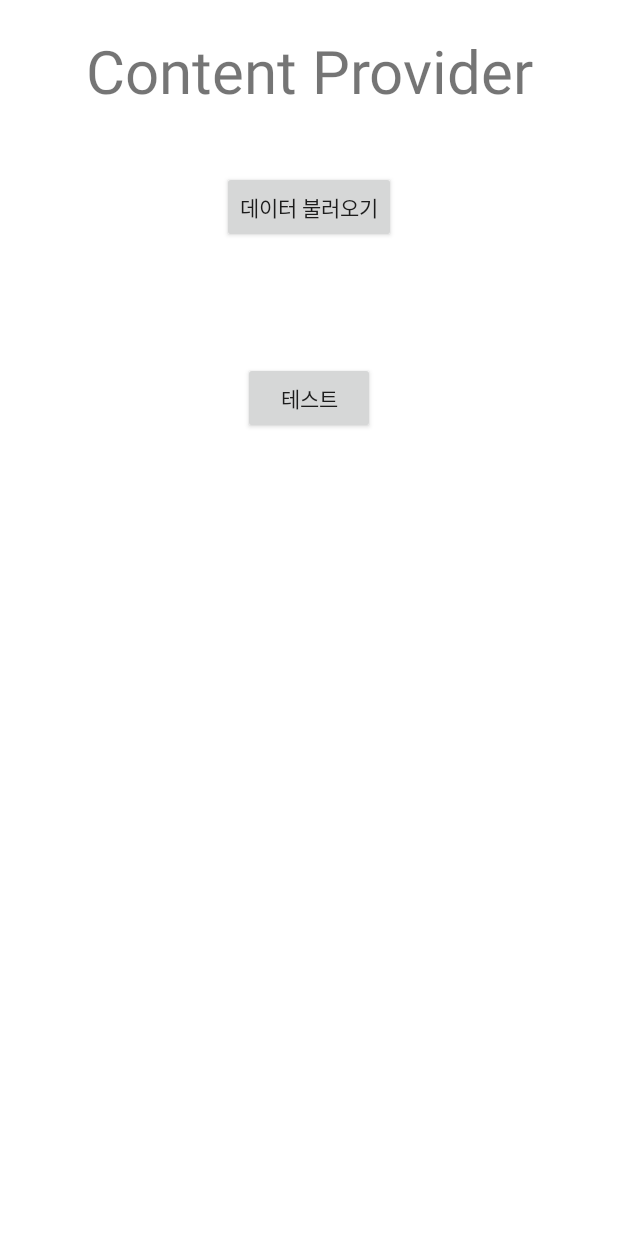
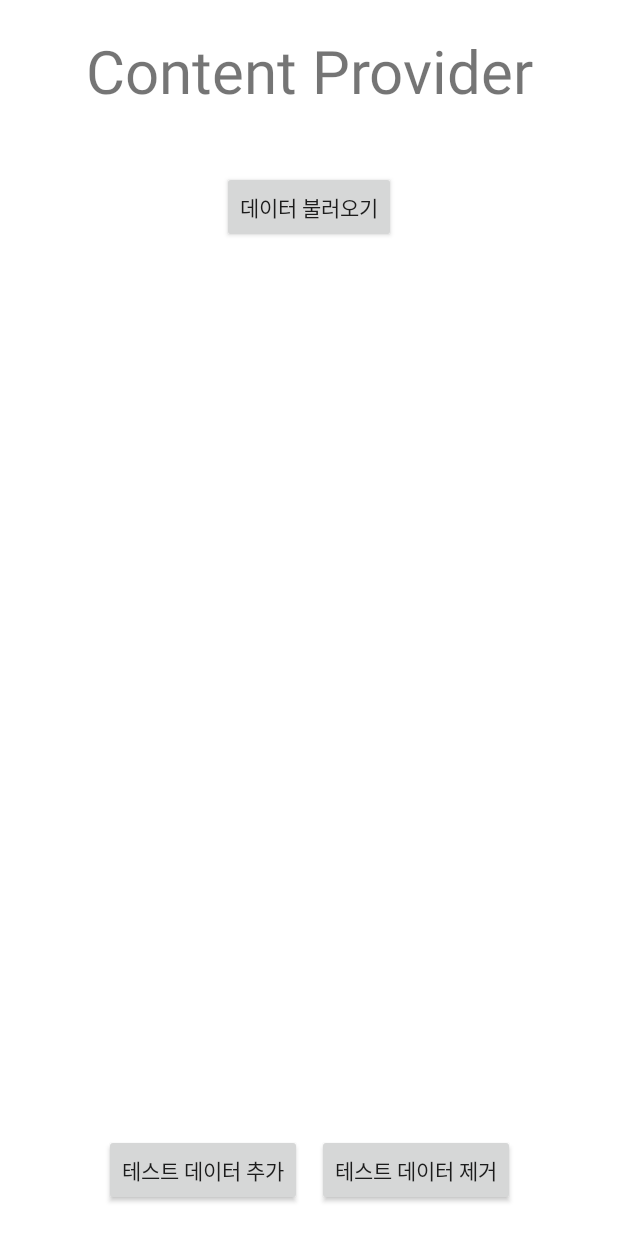
Before and after one commit to EunseopIm/CustomContentProvider, an Android app: the layout activity_item_list.xml on its own in the app's theme, with its tools: preview values and no code run, on a phone screen of 412 x 824 dp. Run offline under Robolectric (Android 15) with nearby library versions, the phone set to English and light mode, and no system bars.

Commit message:
- 코드 및 메서드명 수정

```diff
--- a/app/src/main/java/com/study/providera/database/ItemDao.kt
+++ b/app/src/main/java/com/study/providera/database/ItemDao.kt
@@ -7,7 +7,7 @@ import androidx.room.*
 interface ItemDao {
 
     @Insert(onConflict = OnConflictStrategy.REPLACE)
-    fun insertBook(item: Item): Long
+    fun insertItem(item: Item): Long
 
     @Update
     fun updateItem(item: Item): Int
--- a/app/src/main/java/com/study/providera/provider/ContentResolverHelper.kt
+++ b/app/src/main/java/com/study/providera/provider/ContentResolverHelper.kt
@@ -61,7 +61,7 @@ class ContentResolverHelper(private var mContext: Context) {
         return companyTMRecord*/
     }
 
-    fun insertCompanyTMRecord(title: String, content: String) {
+    fun insertItem(title: String, content: String) {
 
         val contentValues = generateItem(title, content)
         val uri = contentResolver.insert(CONTENT_URI, contentValues)
--- a/app/src/main/java/com/study/providera/provider/MyContentProvider.kt
+++ b/app/src/main/java/com/study/providera/provider/MyContentProvider.kt
@@ -65,7 +65,7 @@ class MyContentProvider: ContentProvider() {
 
         context?.let {
 
-            val id = db.itemDao().insertBook(Item.fromContentValues(values))
+            val id = db.itemDao().insertItem(Item.fromContentValues(values))
             if (id != -1L) {
 
                 it.contentResolver.notifyChange(uri, null)
--- a/app/src/main/res/layout/activity_item_list.xml
+++ b/app/src/main/res/layout/activity_item_list.xml
@@ -27,23 +27,44 @@
         app:layout_constraintStart_toStartOf="parent"
         app:layout_constraintTop_toBottomOf="@id/tvAppTitle" />
 
-    <TextView
-        android:id="@+id/tvData"
+    <androidx.core.widget.NestedScrollView
+        android:layout_width="match_parent"
+        android:layout_height="0dp"
+        android:layout_marginTop="20dp"
+        android:layout_marginBottom="20dp"
+        android:fillViewport="true"
+        app:layout_constraintBottom_toTopOf="@id/btnAdd"
+        app:layout_constraintEnd_toEndOf="parent"
+        app:layout_constraintStart_toStartOf="parent"
+        app:layout_constraintTop_toBottomOf="@id/btnLoad">
+
+        <TextView
+            android:id="@+id/tvData"
+            android:layout_width="wrap_content"
+            android:layout_height="wrap_content" />
+
+    </androidx.core.widget.NestedScrollView>
+
+    <androidx.appcompat.widget.AppCompatButton
+        android:id="@+id/btnAdd"
         android:layout_width="wrap_content"
         android:layout_height="wrap_content"
-        android:layout_marginTop="20dp"
-        app:layout_constraintEnd_toEndOf="parent"
-        app:layout_constraintStart_toStartOf="parent"
-        app:layout_constraintTop_toBottomOf="@id/btnLoad" />
+        android:layout_marginBottom="20dp"
+        android:text="테스트 데이터 추가"
+        app:layout_constraintBottom_toBottomOf="parent"
+        app:layout_constraintEnd_toStartOf="@id/btnRemove"
+        app:layout_constraintHorizontal_chainStyle="packed"
+        app:layout_constraintStart_toStartOf="parent" />
 
     <androidx.appcompat.widget.AppCompatButton
-        android:id="@+id/btnTest"
+        android:id="@+id/btnRemove"
         android:layout_width="wrap_content"
         android:layout_height="wrap_content"
-        android:layout_marginTop="40dp"
-        android:text="테스트"
+        android:layout_marginStart="10dp"
+        android:text="테스트 데이터 제거"
+        app:layout_constraintBottom_toBottomOf="@id/btnAdd"
         app:layout_constraintEnd_toEndOf="parent"
-        app:layout_constraintStart_toStartOf="parent"
-        app:layout_constraintTop_toBottomOf="@id/tvData" />
+        app:layout_constraintStart_toEndOf="@id/btnAdd"
+        app:layout_constraintTop_toTopOf="@id/btnAdd" />
 
 </androidx.constraintlayout.widget.ConstraintLayout>
```
Also changed, not shown: app/src/main/java/com/study/providera/ItmListActivity.kt (+13 -4 lines).
